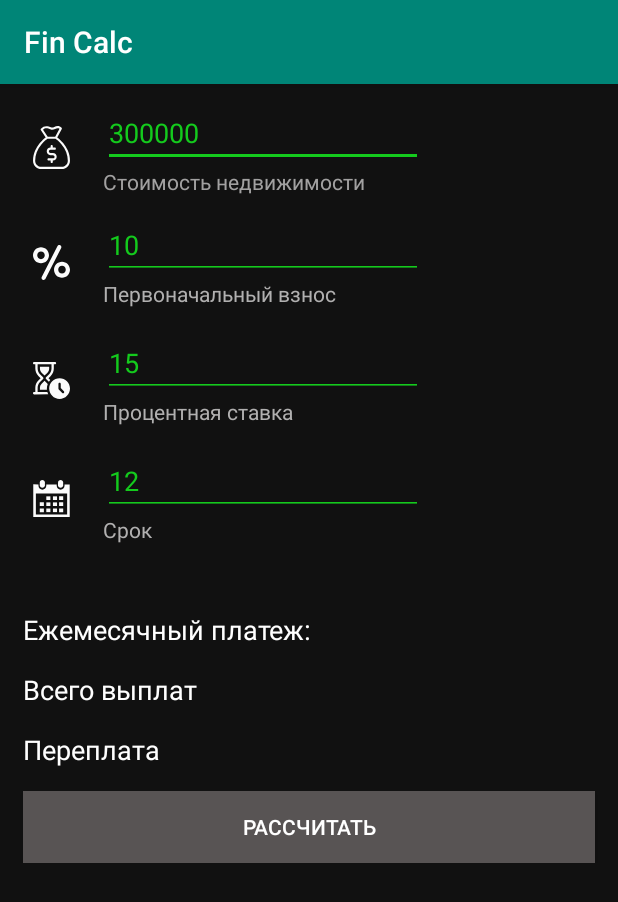
After one commit to Serrggor49/FinCalc, an Android app: the Ipoteka screen opened directly, with no data from a screen before it, on a phone screen of 412 x 824 dp. The commit adds this screen. Shown: the top 902 px of the screen. Run offline under Robolectric (Android 15) with nearby library versions, the phone set to English and light mode, and no system bars.

Commit message:
Начал пилить ипотечный калькулятор

```diff
--- a/app/src/main/AndroidManifest.xml
+++ b/app/src/main/AndroidManifest.xml
@@ -9,7 +9,8 @@
         android:roundIcon="@mipmap/ic_launcher_round"
         android:supportsRtl="true"
         android:theme="@style/AppTheme">
-        <activity android:name=".Slojniy_procent"></activity>
+        <activity android:name=".Ipoteka"></activity>
+        <activity android:name=".Slojniy_procent" />
         <activity android:name=".Info" />
         <activity android:name=".MainActivity">
             <intent-filter>
--- /dev/null
+++ b/app/src/main/java/com49/comments49/fincalc/Ipoteka.java
@@ -0,0 +1,14 @@
+package com49.comments49.fincalc;
+
+import androidx.appcompat.app.AppCompatActivity;
+
+import android.os.Bundle;
+
+public class Ipoteka extends AppCompatActivity {
+
+    @Override
+    protected void onCreate(Bundle savedInstanceState) {
+        super.onCreate(savedInstanceState);
+        setContentView(R.layout.activity_ipoteka);
+    }
+}
--- a/app/src/main/java/com49/comments49/fincalc/MainActivity.java
+++ b/app/src/main/java/com49/comments49/fincalc/MainActivity.java
@@ -70,6 +70,10 @@ public class MainActivity extends AppCompatActivity {
         startActivity(intent);
     }
 
+    public void startIpoteka(View v){
+        Intent intent = new Intent(MainActivity.this, Ipoteka.class);
+        startActivity(intent);
+    }
 
 
 
--- /dev/null
+++ b/app/src/main/res/layout/activity_ipoteka.xml
@@ -0,0 +1,257 @@
+<?xml version="1.0" encoding="utf-8"?>
+<androidx.constraintlayout.widget.ConstraintLayout xmlns:android="http://schemas.android.com/apk/res/android"
+    xmlns:app="http://schemas.android.com/apk/res-auto"
+    xmlns:tools="http://schemas.android.com/tools"
+    android:layout_width="match_parent"
+    android:layout_height="match_parent"
+    android:background="#111111"
+    tools:context=".MainActivity">
+
+    <ScrollView
+        android:layout_width="match_parent"
+        android:layout_height="match_parent">
+
+        <LinearLayout
+            android:id="@+id/linear_g"
+            android:layout_width="match_parent"
+            android:layout_height="wrap_content"
+            android:orientation="vertical">
+
+            <LinearLayout
+                android:layout_width="match_parent"
+                android:layout_height="wrap_content"
+                android:layout_marginTop="10dp"
+                android:orientation="vertical"
+                android:paddingBottom="10dp">
+
+                <LinearLayout
+                    android:layout_width="match_parent"
+                    android:layout_height="match_parent"
+                    android:orientation="horizontal">
+
+                    <ImageView
+                        android:id="@+id/imageView"
+                        android:layout_width="match_parent"
+                        android:layout_height="match_parent"
+                        android:layout_weight="5"
+                        android:adjustViewBounds="true"
+                        android:cropToPadding="false"
+                        android:padding="18dp"
+                        app:srcCompat="@drawable/ic_money_bag" />
+
+                    <LinearLayout
+                        android:layout_width="match_parent"
+                        android:layout_height="wrap_content"
+                        android:layout_weight="1"
+                        android:orientation="vertical">
+
+                        <EditText
+                            android:id="@+id/vznos_pervonachalniy_editText_id"
+                            android:layout_width="wrap_content"
+                            android:layout_height="wrap_content"
+                            android:backgroundTint="#FF14CA1D"
+                            android:ems="10"
+                            android:inputType="numberDecimal"
+                            android:text="300000"
+                            android:textColor="#FF14CA1D" />
+
+                        <TextView
+                            android:layout_width="wrap_content"
+                            android:layout_height="wrap_content"
+                            android:text="Стоимость недвижимости"
+                            android:textColor="#A2A1A1" />
+                    </LinearLayout>
+
+                </LinearLayout>
+
+            </LinearLayout>
+
+            <LinearLayout
+                android:layout_width="match_parent"
+                android:layout_height="wrap_content"
+                android:orientation="vertical"
+                android:paddingBottom="10dp">
+
+                <LinearLayout
+                    android:layout_width="match_parent"
+                    android:layout_height="match_parent"
+                    android:orientation="horizontal">
+
+                    <ImageView
+                        android:id="@+id/imageView2"
+                        android:layout_width="match_parent"
+                        android:layout_height="match_parent"
+                        android:layout_weight="5"
+                        android:adjustViewBounds="true"
+                        android:padding="22dp"
+                        app:srcCompat="@drawable/ic_percent" />
+
+                    <LinearLayout
+                        android:layout_width="match_parent"
+                        android:layout_height="match_parent"
+                        android:layout_weight="1"
+                        android:orientation="vertical">
+
+                        <EditText
+                            android:id="@+id/stavka_procentnaya_editText_id"
+                            android:layout_width="wrap_content"
+                            android:layout_height="wrap_content"
+                            android:backgroundTint="#FF14CA1D"
+                            android:ems="10"
+                            android:inputType="numberDecimal"
+                            android:text="10"
+                            android:textColor="#FF14CA1D"
+                            android:textColorLink="#5C6A9C"
+                            android:textCursorDrawable="@color/colorPrimaryDark" />
+
+                        <TextView
+                            android:layout_width="wrap_content"
+                            android:layout_height="wrap_content"
+                            android:text="Первоначальный взнос"
+                            android:textColor="#B1B0B0" />
+                    </LinearLayout>
+                </LinearLayout>
+
+            </LinearLayout>
+
+            <LinearLayout
+                android:layout_width="match_parent"
+                android:layout_height="wrap_content"
+                android:orientation="vertical"
+                android:paddingBottom="10dp">
+
+                <LinearLayout
+                    android:layout_width="match_parent"
+                    android:layout_height="match_parent"
+                    android:orientation="horizontal">
+
+                    <ImageView
+                        android:id="@+id/imageView3"
+                        android:layout_width="match_parent"
+                        android:layout_height="match_parent"
+                        android:layout_weight="5"
+                        android:adjustViewBounds="true"
+                        android:padding="22dp"
+                        app:srcCompat="@drawable/ic_sand_clock" />
+
+                    <LinearLayout
+                        android:layout_width="match_parent"
+                        android:layout_height="match_parent"
+                        android:layout_weight="1"
+                        android:orientation="vertical">
+
+                        <EditText
+                            android:id="@+id/srok_editText_id"
+                            android:layout_width="wrap_content"
+                            android:layout_height="wrap_content"
+                            android:backgroundTint="#FF14CA1D"
+                            android:ems="10"
+                            android:inputType="numberDecimal"
+                            android:text="15"
+                            android:textColor="#FF14CA1D" />
+
+                        <TextView
+                            android:layout_width="wrap_content"
+                            android:layout_height="wrap_content"
+                            android:text="Процентная ставка"
+                            android:textColor="#B1B0B0" />
+                    </LinearLayout>
+
+                </LinearLayout>
+
+            </LinearLayout>
+
+            <LinearLayout
+                android:layout_width="match_parent"
+                android:layout_height="wrap_content"
+                android:orientation="vertical"
+                android:paddingBottom="25dp">
+
+                <LinearLayout
+                    android:layout_width="match_parent"
+                    android:layout_height="match_parent"
+                    android:orientation="horizontal">
+
+                    <ImageView
+                        android:id="@+id/imageView4"
+                        android:layout_width="match_parent"
+                        android:layout_height="match_parent"
+                        android:layout_weight="5"
+                        android:adjustViewBounds="true"
+                        android:padding="22dp"
+                        app:srcCompat="@drawable/ic_calendar" />
+
+                    <LinearLayout
+                        android:layout_width="match_parent"
+                        android:layout_height="match_parent"
+                        android:layout_weight="1"
+                        android:orientation="vertical">
+
+                        <EditText
+                            android:id="@+id/kolichestvo_nachisleniy_editText_id"
+                            android:layout_width="wrap_content"
+                            android:layout_height="wrap_content"
+                            android:backgroundTint="#FF14CA1D"
+                            android:ems="10"
+                            android:inputType="numberDecimal"
+                            android:text="12"
+                            android:textColor="#FF14CA1D" />
+
+                        <TextView
+                            android:layout_width="wrap_content"
+                            android:layout_height="wrap_content"
+                            android:text="Срок"
+                            android:textColor="#B1B0B0" />
+
+                    </LinearLayout>
+
+                </LinearLayout>
+
+            </LinearLayout>
+
+            <TextView
+                android:id="@+id/result_editText_id"
+                android:layout_width="match_parent"
+                android:layout_height="wrap_content"
+                android:layout_marginLeft="15dp"
+                android:layout_marginTop="15dp"
+                android:text="Ежемесячный платеж: "
+                android:textColor="#FFFFFF"
+                android:textSize="18sp" />
+
+
+            <TextView
+                android:id="@+id/result_editText_id6"
+                android:layout_width="match_parent"
+                android:layout_height="wrap_content"
+                android:layout_marginLeft="15dp"
+                android:layout_marginTop="15dp"
+                android:text="Всего выплат"
+                android:textColor="#FFFFFF"
+                android:textSize="18sp" />
+
+            <TextView
+                android:id="@+id/result_editText_id7"
+                android:layout_width="match_parent"
+                android:layout_height="wrap_content"
+                android:layout_marginLeft="15dp"
+                android:layout_marginTop="15dp"
+                android:text="Переплата"
+                android:textColor="#FFFFFF"
+                android:textSize="18sp" />
+
+            <Button
+                android:id="@+id/button_id"
+                android:layout_width="match_parent"
+                android:layout_height="wrap_content"
+                android:layout_marginLeft="15dp"
+                android:layout_marginTop="15dp"
+                android:layout_marginRight="15dp"
+                android:background="#585454"
+                android:text="Рассчитать"
+                android:textColor="#FFFFFF" />
+
+        </LinearLayout>
+    </ScrollView>
+
+</androidx.constraintlayout.widget.ConstraintLayout>
--- a/app/src/main/res/layout/activity_main.xml
+++ b/app/src/main/res/layout/activity_main.xml
@@ -41,7 +41,7 @@
                 android:layout_weight="1"
                 android:adjustViewBounds="true"
                 android:background="#111111"
-                android:onClick="startSlojniyProcent"
+                android:onClick="startIpoteka"
                 android:padding="25dp"
                 android:scaleType="fitXY"
                 android:src="@drawable/percent" />
```
